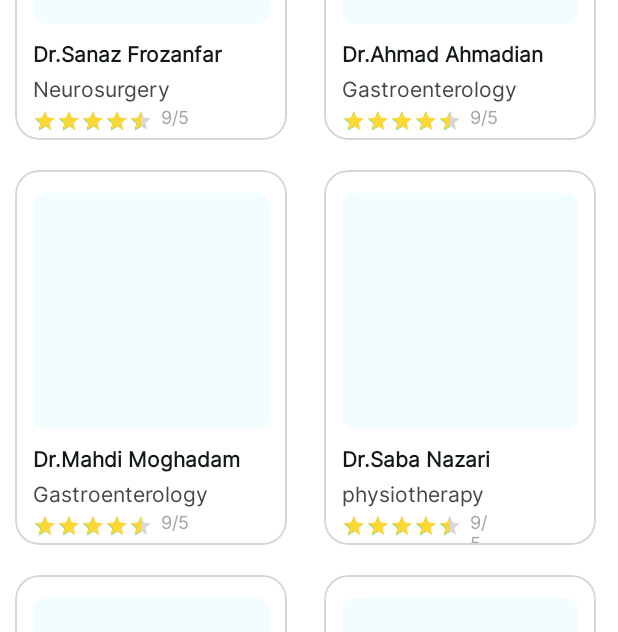
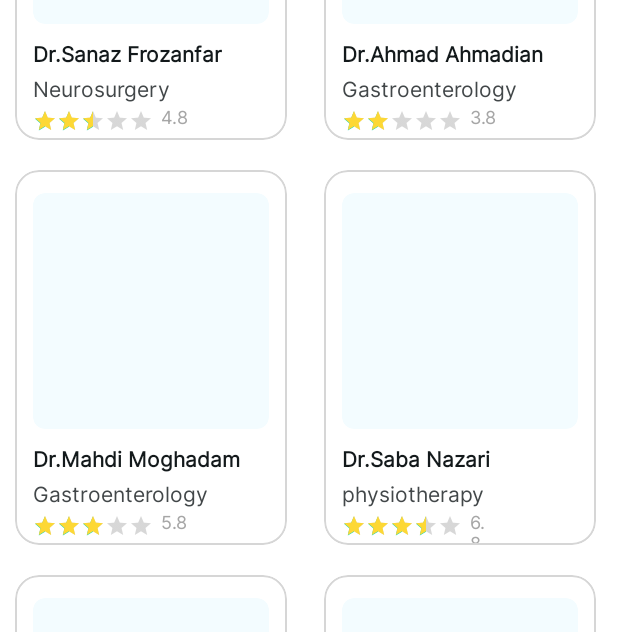
Before and after one commit to Ariya-Manouchehri/Dr.finder, an Android app: the DoctorListActivity screen opened directly, with no data from a screen before it, on a phone screen of 412 x 824 dp. Shown: the part 422-1054 px from the top of the screen. Run offline under Robolectric (Android 15) with nearby library versions, the phone set to English and light mode, and no system bars; our stand-ins replace data binding; 1 statement that could not run was skipped.

Commit message:
set rating for doctor in xml file

```diff
--- a/app/src/main/java/com/example/drfinder/backend/Doctors.java
+++ b/app/src/main/java/com/example/drfinder/backend/Doctors.java
@@ -19,21 +19,21 @@ public class Doctors {
     }
     public Doctors(){
         doctorArrayList.add(new Doctor(1, Color.parseColor("#FEF5EB"), R.drawable.doctor1, "Dr.Sanaz Frozanfar", "Neurosurgery", 4.8f));
-        doctorArrayList.add(new Doctor(2, Color.parseColor("#FEF5EB"), R.drawable.doctor2, "Dr.Ahmad Ahmadian", "Gastroenterology", 3.8f));
+        doctorArrayList.add(new Doctor(2, Color.parseColor("#EFEFFB"), R.drawable.doctor2, "Dr.Ahmad Ahmadian", "Gastroenterology", 3.8f));
         doctorArrayList.add(new Doctor(3, Color.parseColor("#FEF5EB"), R.drawable.doctor3, "Dr.Mahdi Moghadam", "Gastroenterology", 5.8f));
-        doctorArrayList.add(new Doctor(4, Color.parseColor("#FEF5EB"), R.drawable.doctor4, "Dr.Saba Nazari", "physiotherapy", 9.8f));
-        doctorArrayList.add(new Doctor(5, Color.parseColor("#EFEFFB"), R.drawable.doctor5, "Dr.Mohammad Fazli", "Cardiology", 5.5f));
-        doctorArrayList.add(new Doctor(6, Color.parseColor("#FEF5EB"), R.drawable.doctor6, "Dr.Mostafa Rezaei", "Dentist", 8.7f));
-        doctorArrayList.add(new Doctor(7, Color.parseColor("#EFEFFB"), R.drawable.doctor7, "Dr.Ariya Manouchehri", "Dentist", 8.2f));
-        doctorArrayList.add(new Doctor(8, Color.parseColor("#FEF5EB"), R.drawable.doctor8, "Dr.Javad javadi", "Ophthalmology", 7.5f));
-        doctorArrayList.add(new Doctor(9, Color.parseColor("#FEF5EB"), R.drawable.doctor9, "Dr.Shamim Tabatabayian", "Dentist", 8.5f));
-        doctorArrayList.add(new Doctor(10, Color.parseColor("#EFEFFB"), R.drawable.doctor10, "Dr.Reza Mohammadi", "Neurosurgery", 7.2f));
+        doctorArrayList.add(new Doctor(4, Color.parseColor("#EFEFFB"), R.drawable.doctor4, "Dr.Saba Nazari", "physiotherapy", 6.8f));
+        doctorArrayList.add(new Doctor(5, Color.parseColor("#FEF5EB"), R.drawable.doctor5, "Dr.Mohammad Fazli", "Cardiology", 5.5f));
+        doctorArrayList.add(new Doctor(6, Color.parseColor("#EFEFFB"), R.drawable.doctor6, "Dr.Mostafa Rezaei", "Dentist", 7.1f));
+        doctorArrayList.add(new Doctor(7, Color.parseColor("#FEF5EB"), R.drawable.doctor7, "Dr.Ariya Manouchehri", "Dentist", 6.2f));
+        doctorArrayList.add(new Doctor(8, Color.parseColor("#EFEFFB"), R.drawable.doctor8, "Dr.Javad javadi", "Ophthalmology", 7.5f));
+        doctorArrayList.add(new Doctor(9, Color.parseColor("#FEF5EB"), R.drawable.doctor9, "Dr.Shamim tabatabayian", "Dentist", 8.5f));
+        doctorArrayList.add(new Doctor(10, Color.parseColor("#EFEFFB"), R.drawable.doctor10, "Dr.Reza Mohammadi", "Neurosurgery", 7.5f));
         doctorArrayList.add(new Doctor(11, Color.parseColor("#FEF5EB"), R.drawable.doctor11, "Dr.Sara Ashkani", "Midwifery", 7.8f));
-        doctorArrayList.add(new Doctor(12, Color.parseColor("#EFEFFB"), R.drawable.doctor12, "Dr.Maryam Shahbazi", "Ophthalmology", 6.8f));
-        doctorArrayList.add(new Doctor(13, Color.parseColor("#FEF5EB"), R.drawable.doctor13, "Dr.Masome Heydari", "Radiologie", 6.5f));
-        doctorArrayList.add(new Doctor(14, Color.parseColor("#FEF5EB"), R.drawable.doctor14, "Dr.Komail Moghadasi", "physiotherapy", 6.5f));
+        doctorArrayList.add(new Doctor(12, Color.parseColor("#EFEFFB"), R.drawable.doctor12, "Dr.Maryam Shahbazi", "Ophthalmology", 7.8f));
+        doctorArrayList.add(new Doctor(13, Color.parseColor("#FEF5EB"), R.drawable.doctor13, "Dr.Masome Heydari", "Radiologie", 7.6f));
+        doctorArrayList.add(new Doctor(14, Color.parseColor("#EFEFFB"), R.drawable.doctor14, "Dr.Komail Moghadasi", "physiotherapy", 6.5f));
         doctorArrayList.add(new Doctor(15, Color.parseColor("#FEF5EB"), R.drawable.doctor15, "Dr.Sara Bahrami", "physiotherapy", 4.3f));
-        doctorArrayList.add(new Doctor(16, Color.parseColor("#FEF5EB"), R.drawable.doctor16, "Dr.Reza Asadipour", "Neurosurgery", 4f));
+        doctorArrayList.add(new Doctor(16, Color.parseColor("#EFEFFB"), R.drawable.doctor16, "Dr.Reza Asadipour", "Neurosurgery", 4f));
     }
 
     public ArrayList<Doctor> getPopularDoctor() {
--- a/app/src/main/java/com/example/drfinder/model/Doctor.java
+++ b/app/src/main/java/com/example/drfinder/model/Doctor.java
@@ -4,6 +4,7 @@ public class Doctor {
     private int id, card_background_doctor, img_doctor;
     private String name_doctor, job_doctor;
     private float rating;
+    private String stringRat;
 
     public Doctor(int id, int card_background_doctor, int img_doctor, String name_doctor, String job_doctor, float rating) {
         this.id = id;
@@ -12,6 +13,7 @@ public class Doctor {
         this.name_doctor = name_doctor;
         this.job_doctor = job_doctor;
         this.rating = rating;
+        this.stringRat = String.valueOf(rating);
     }
 
     public int getId() {
@@ -61,4 +63,12 @@ public class Doctor {
     public void setRating(float rating) {
         this.rating = rating;
     }
+
+    public String getStringRat() {
+        return stringRat;
+    }
+
+    public void setStringRat(String stringRat) {
+        this.stringRat = stringRat;
+    }
 }
--- a/app/src/main/res/layout/activity_doctor.xml
+++ b/app/src/main/res/layout/activity_doctor.xml
@@ -60,7 +60,7 @@
 
                 <LinearLayout
                     android:layout_width="0dp"
-                    android:layout_height="133dp"
+                    android:layout_height="wrap_content"
                     android:layout_marginBottom="40dp"
                     android:gravity="center"
                     android:orientation="vertical"
@@ -124,12 +124,12 @@
                             style="@style/Widget.AppCompat.RatingBar.Small"
                             android:layout_width="wrap_content"
                             android:layout_height="wrap_content"
-                            android:rating="3.5"
+                            android:rating="@{model.rating}"
                             android:progressTint="#FDD835" />
                         <TextView
                             android:layout_width="wrap_content"
                             android:layout_height="wrap_content"
-                            android:text="7"
+                            android:text="@{model.stringRat}"
                             android:layout_marginLeft="10dp"
                             android:textColor="#A6A6A6"/>
                     </LinearLayout>
--- a/app/src/main/res/layout/item_appointment_list.xml
+++ b/app/src/main/res/layout/item_appointment_list.xml
@@ -75,7 +75,7 @@
                         android:text="@{model.schedule}"
                         android:textColor="#424749"
                         android:textSize="12sp"
-                        android:layout_marginRight="2dp"/>
+                        android:layout_marginRight="5dp"/>
 
                     <TextView
                         android:layout_width="wrap_content"
@@ -83,7 +83,7 @@
                         android:text="@{model.hours}"
                         android:textColor="#424749"
                         android:textSize="12sp"
-                        android:layout_marginLeft="2dp"
+                        android:layout_marginLeft="5dp"
                         android:layout_gravity="center"/>
                 </LinearLayout>
 
--- a/app/src/main/res/layout/item_doctor_list_recyclerview.xml
+++ b/app/src/main/res/layout/item_doctor_list_recyclerview.xml
@@ -80,11 +80,11 @@
                         android:layout_marginTop="3dp"
                         android:progressTint="#FDD835"
                         android:backgroundTint="#fff"
-                        android:rating="4.5" />
+                        android:rating="@{(model.rating/2)}" />
                     <TextView
                         android:layout_width="wrap_content"
                         android:layout_height="wrap_content"
-                        android:text="9/5"
+                        android:text="@{model.stringRat}"
                         android:textSize="12sp"
                         android:textColor="#A6A6A6"
                         android:layout_marginLeft="5dp"/>
--- a/app/src/main/res/layout/item_populardoctor_recyclerview.xml
+++ b/app/src/main/res/layout/item_populardoctor_recyclerview.xml
@@ -79,11 +79,11 @@
                         android:layout_marginTop="3dp"
                         android:progressTint="#FDD835"
                         android:backgroundTint="#fff"
-                        android:rating="4.5" />
+                        android:rating="@{(model.rating/2)}" />
                     <TextView
                         android:layout_width="wrap_content"
                         android:layout_height="wrap_content"
-                        android:text="9/5"
+                        android:text="@{model.stringRat}"
                         android:textSize="12sp"
                         android:textColor="#A6A6A6"
                         android:layout_marginLeft="5dp"/>
--- a/app/src/main/res/layout/item_search_by_doctor_name.xml
+++ b/app/src/main/res/layout/item_search_by_doctor_name.xml
@@ -75,12 +75,12 @@
                         style="@style/Widget.AppCompat.RatingBar.Small"
                         android:layout_width="wrap_content"
                         android:layout_height="wrap_content"
-                        android:rating="3.5"
+                        android:rating="@{(model.rating/2)}"
                         android:progressTint="#FDD835" />
                     <TextView
                         android:layout_width="wrap_content"
                         android:layout_height="wrap_content"
-                        android:text="7"
+                        android:text="@{model.stringRat}"
                         android:layout_marginLeft="20dp"
                         android:textColor="#A6A6A6"/>
                 </LinearLayout>
```
Also changed, not shown: app/src/main/java/com/example/drfinder/activity/OurDoctorListActivity.java (+10 -1 lines).
